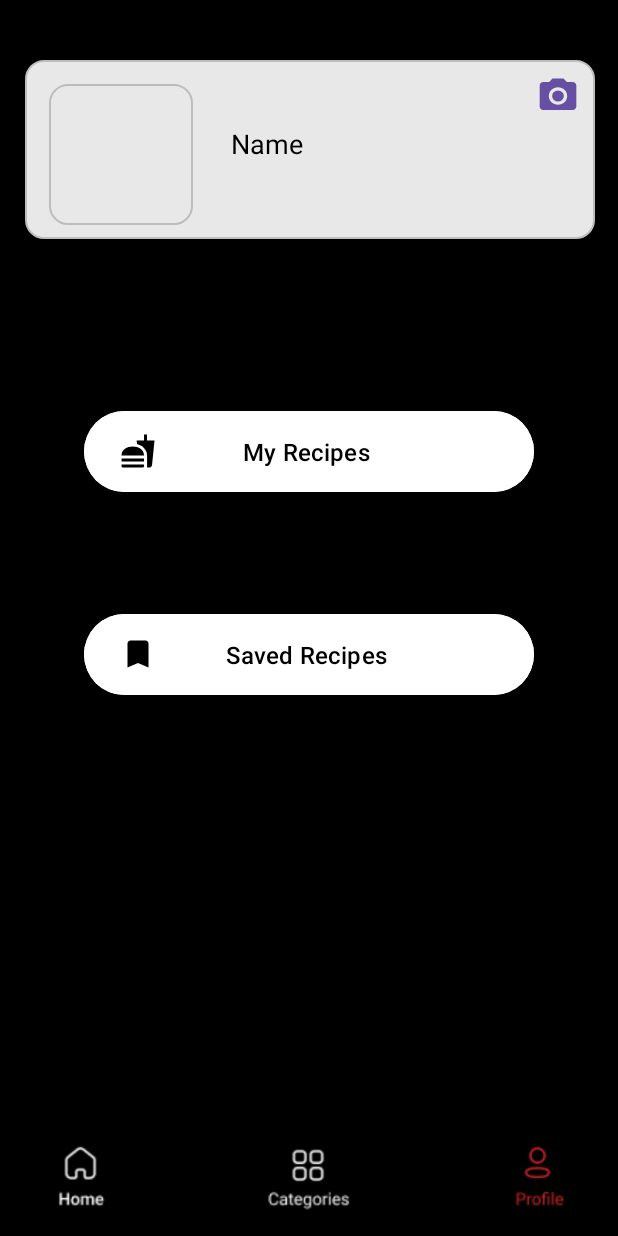
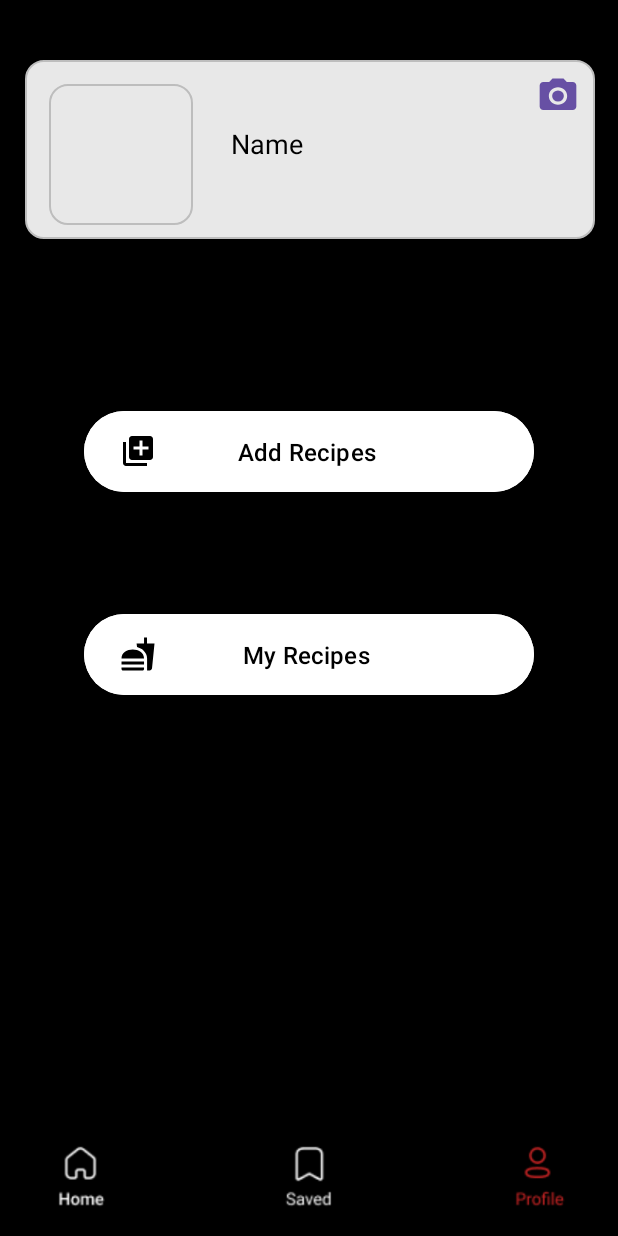
Before and after one commit to VenujaVP/Mobile_App_Dev, an Android app: the profile screen opened directly, with no data from a screen before it, on a phone screen of 412 x 824 dp. Run offline under Robolectric (Android 15) with nearby library versions, the phone set to English and light mode, and no system bars; our stand-ins replace Firebase (no records; nobody signed in at launch, a user with empty details on screens opened directly).

Commit message:
update12

```diff
--- /dev/null
+++ b/app/src/main/res/drawable/baseline_library_add_24.xml
@@ -0,0 +1,5 @@
+<vector xmlns:android="http://schemas.android.com/apk/res/android" android:height="24dp" android:tint="#000000" android:viewportHeight="24" android:viewportWidth="24" android:width="24dp">
+
+    <path android:fillColor="@android:color/white" android:pathData="M4,6L2,6v14c0,1.1 0.9,2 2,2h14v-2L4,20L4,6zM20,2L8,2c-1.1,0 -2,0.9 -2,2v12c0,1.1 0.9,2 2,2h12c1.1,0 2,-0.9 2,-2L22,4c0,-1.1 -0.9,-2 -2,-2zM19,11h-4v4h-2v-4L9,11L9,9h4L13,5h2v4h4v2z"/>
+
+</vector>
--- a/app/src/main/res/layout/activity_category.xml
+++ b/app/src/main/res/layout/activity_category.xml
@@ -40,7 +40,7 @@
             android:id="@+id/categoryIcon"
             android:layout_width="75dp"
             android:layout_height="75dp"
-            android:src="@drawable/categories_icon"
+            android:src="@drawable/saved_icon"
             app:layout_constraintBottom_toBottomOf="parent"
             app:layout_constraintEnd_toEndOf="parent"
             app:layout_constraintStart_toStartOf="parent"
--- a/app/src/main/res/layout/activity_main.xml
+++ b/app/src/main/res/layout/activity_main.xml
@@ -109,7 +109,7 @@
             android:id="@+id/categoryIcon"
             android:layout_width="75dp"
             android:layout_height="75dp"
-            android:src="@drawable/categories_icon"
+            android:src="@drawable/saved_icon"
             app:layout_constraintBottom_toBottomOf="parent"
             app:layout_constraintEnd_toEndOf="parent"
             app:layout_constraintStart_toStartOf="parent"
--- a/app/src/main/res/layout/activity_profile.xml
+++ b/app/src/main/res/layout/activity_profile.xml
@@ -72,9 +72,9 @@
         android:layout_width="300dp"
         android:layout_height="62dp"
         android:backgroundTint="#FFFFFF"
-        android:drawableLeft="@drawable/fastfood"
+        android:drawableLeft="@drawable/baseline_library_add_24"
         android:drawablePadding="10dp"
-        android:text="My Recipes"
+        android:text="Add Recipes"
         android:textAlignment="center"
         android:textColor="#000000"
         android:textColorLink="@color/black"
@@ -91,9 +91,9 @@
         android:layout_width="300dp"
         android:layout_height="62dp"
         android:backgroundTint="#FFFFFF"
-        android:text="Saved Recipes"
+        android:text="My Recipes"
         android:textColor="#000000"
-        android:drawableLeft="@drawable/bookmark"
+        android:drawableLeft="@drawable/fastfood"
         android:textSize="16sp"
         android:paddingRight="60dp"
         app:layout_constraintBottom_toBottomOf="parent"
@@ -133,7 +133,7 @@
             android:id="@+id/categoryIcon"
             android:layout_width="75dp"
             android:layout_height="75dp"
-            android:src="@drawable/categories_icon"
+            android:src="@drawable/saved_icon"
             app:layout_constraintBottom_toBottomOf="parent"
             app:layout_constraintEnd_toEndOf="parent"
             app:layout_constraintStart_toStartOf="parent"
--- a/app/src/main/res/layout/activity_rating_page.xml
+++ b/app/src/main/res/layout/activity_rating_page.xml
@@ -44,7 +44,7 @@
             android:rating="3"
             android:progressTint="#FFD700"
             android:stepSize="1"
-            android:progressBackgroundTint="@color/black"
+            android:progressBackgroundTint="@color/white"
             />
 
         <TextView
```
Also changed, not shown: app/src/main/res/drawable/saved_icon.png (added).
